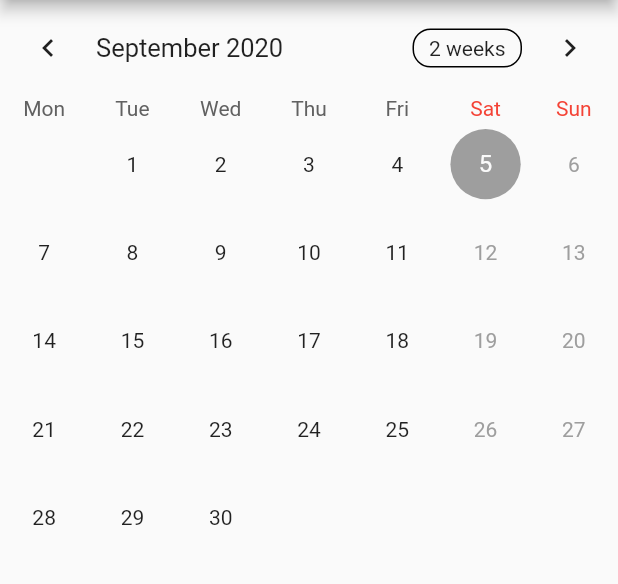
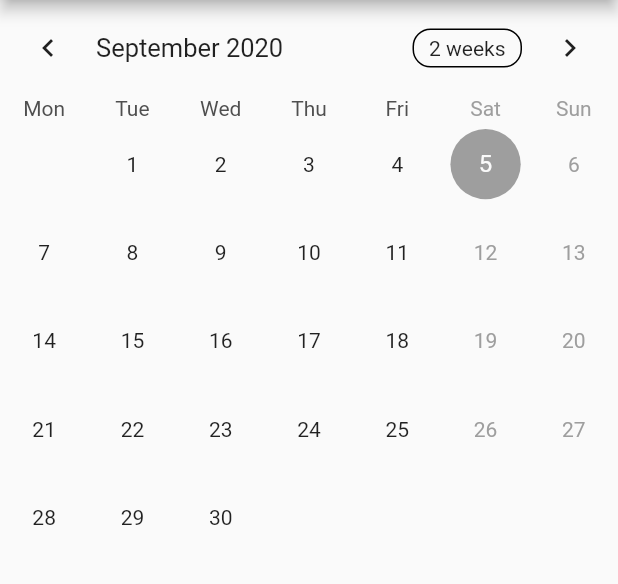
Before and after one commit to Michael-Equi/refectory, a Flutter app: the Meals screen opened directly with empty values, after a tap on "Breakfast", on a phone screen of 412 x 824 dp, the part 75-659 px from its top. Run offline on Flutter 3.47's test engine with Material 2 defaults, Android fonts, the phone set to English and light mode, and no system bars; drawn by our look-alikes of sliding_up_panel, table_calendar; our stand-ins replace cloud_firestore, firebase_analytics, firebase_auth, firebase_storage, font_awesome_flutter, google_sign_in and 3 more; missing offline and left inert: apple_sign_in, dash_chat, qr_code_scanner; accounts and stored records are empty.

Commit message:
Fixed stamp consistency

```diff
--- a/lib/screens/createmeal.dart
+++ b/lib/screens/createmeal.dart
@@ -6,7 +6,6 @@ import 'package:flutter/material.dart';
 import 'package:image_picker/image_picker.dart';
 import 'package:uuid/uuid.dart';
 import 'package:refectory/services/services.dart';
-import 'package:provider/provider.dart';
 
 class CreateMealForm extends StatefulWidget {
   const CreateMealForm({
@@ -37,7 +36,7 @@ class _CreateMealFormState extends State<CreateMealForm> {
       'https://firebasestorage.googleapis.com/v0/b/refectory-76cf7.appspot.com/o/cafeterias%2Fplate_and_utencils.png?alt=media&token=d4c013df-f9da-4f0d-b87f-3e29471587e3';
 
   Future _getImage() async {
-    final pickedFile = await picker.getImage(source: ImageSource.gallery);
+    final pickedFile = await picker.getImage(source: ImageSource.camera);
 
     setState(() {
       _image = File(pickedFile.path);
@@ -107,8 +106,6 @@ class _CreateMealFormState extends State<CreateMealForm> {
                 validator: (value) {
                   if (value.isEmpty) {
                     return 'Please enter some text';
-                  } else if (!value.contains(RegExp(r'^[a-zA-Z0-9 ]+$'))) {
-                    return 'Only letters and numbers';
                   }
                   _name = value;
                   return null;
--- a/lib/screens/mealscalendar.dart
+++ b/lib/screens/mealscalendar.dart
@@ -29,15 +29,15 @@ class _MealsCalendarState extends State<MealsCalendar> {
   @override
   Widget build(BuildContext context) {
     final _selectedDay = DateTime.now();
-    _events = {
-      _selectedDay.subtract(Duration(days: 30)): [
-        'Event A0',
-        'Event B0',
-        'Event C0'
-      ],
-    };
+    // _events = {
+    //   _selectedDay.subtract(Duration(days: 30)): [
+    //     'Event A0',
+    //     'Event B0',
+    //     'Event C0'
+    //   ],
+    // };
 
-    _selectedEvents = _events[_selectedDay] ?? [];
+    // _selectedEvents = _events[_selectedDay] ?? [];
 
     return _buildTableCalendar();
   }
@@ -79,6 +79,9 @@ class _MealsCalendarState extends State<MealsCalendar> {
       onDaySelected: _onDaySelected,
       onVisibleDaysChanged: _onVisibleDaysChanged,
       onCalendarCreated: _onCalendarCreated,
+      daysOfWeekStyle: DaysOfWeekStyle(
+        weekendStyle: TextStyle().copyWith(color: Colors.grey[500]),
+      ),
     );
   }
 }
--- a/lib/screens/mealspanel.dart
+++ b/lib/screens/mealspanel.dart
@@ -27,14 +27,17 @@ class _MealsPanelState extends State<MealsPanel> {
   @override
   Widget build(BuildContext context) {
     FirebaseUser user = Provider.of<FirebaseUser>(context);
-    final selectedDate = Provider.of<ValueNotifier<DateTime>>(context);
+    final selectedDateRaw = Provider.of<ValueNotifier<DateTime>>(context);
 
-    if (lastDate != selectedDate.value && _index != 0) {
+    var selectedDate = DateTime(selectedDateRaw.value.year,
+        selectedDateRaw.value.month, selectedDateRaw.value.day);
+
+    if (lastDate != selectedDate && _index != 0) {
       _index = 0;
       pageController.animateTo(0,
           duration: Duration(milliseconds: 1), curve: Curves.linear);
     }
-    lastDate = selectedDate.value;
+    lastDate = selectedDate;
 
     var center = Center(
       child: StreamBuilder(
@@ -48,7 +51,7 @@ class _MealsPanelState extends State<MealsPanel> {
                     .collection('cafeterias')
                     .document(snapshot.data.uid)
                     .collection('mealrefs')
-                    .where('date', isEqualTo: selectedDate.value)
+                    .where('date', isEqualTo: selectedDate)
                     .snapshots(),
                 builder: (context, snapshot) {
                   if (!snapshot.hasData) return CircularProgressIndicator();
@@ -70,7 +73,7 @@ class _MealsPanelState extends State<MealsPanel> {
                               formKey: _formKey,
                               cafeteriaUid: widget.cafeteriaId,
                               selectedMealTime: dropdownValue,
-                              selectedDate: selectedDate.value,
+                              selectedDate: selectedDate,
                             ),
                           ),
                           child: Transform.scale(
@@ -169,9 +172,13 @@ class MealCard extends StatelessWidget {
               crossAxisAlignment: CrossAxisAlignment.center,
               children: [
                 Container(
+                  width: 300,
                   height: 150,
-                  child: Image.network(
-                    snapshot.data.iconUrl,
+                  child: FittedBox(
+                    fit: BoxFit.fill,
+                    child: Image.network(
+                      snapshot.data.iconUrl,
+                    ),
                   ),
                 ),
                 Container(
```
Also changed, not shown: 1 other file.
